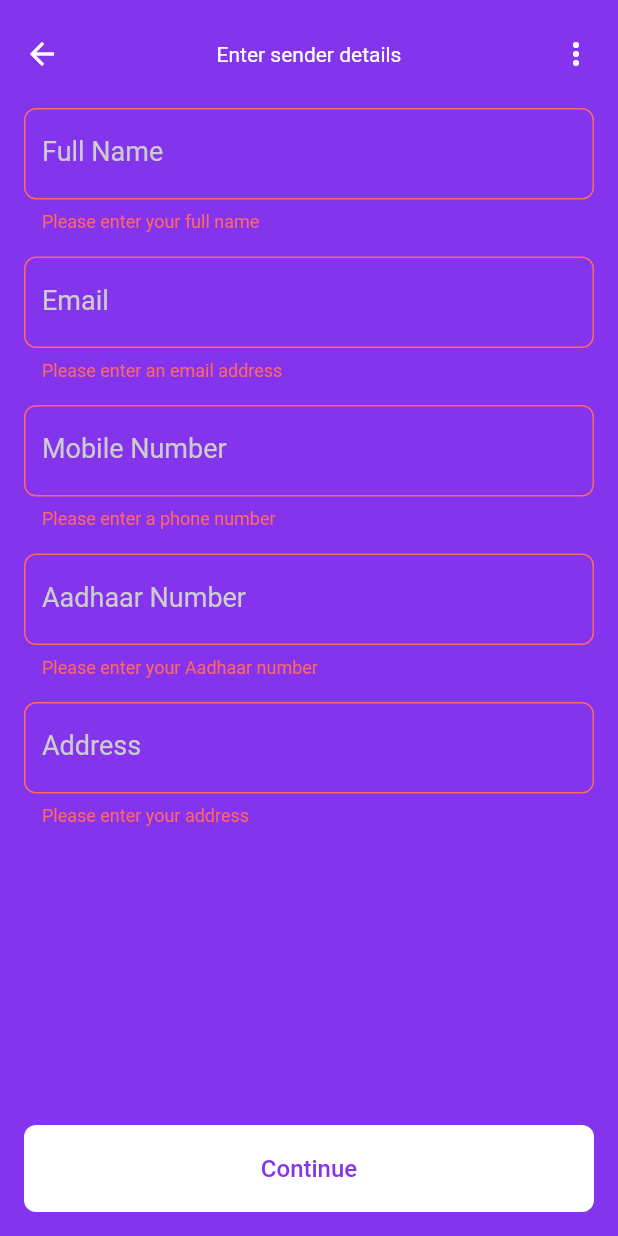
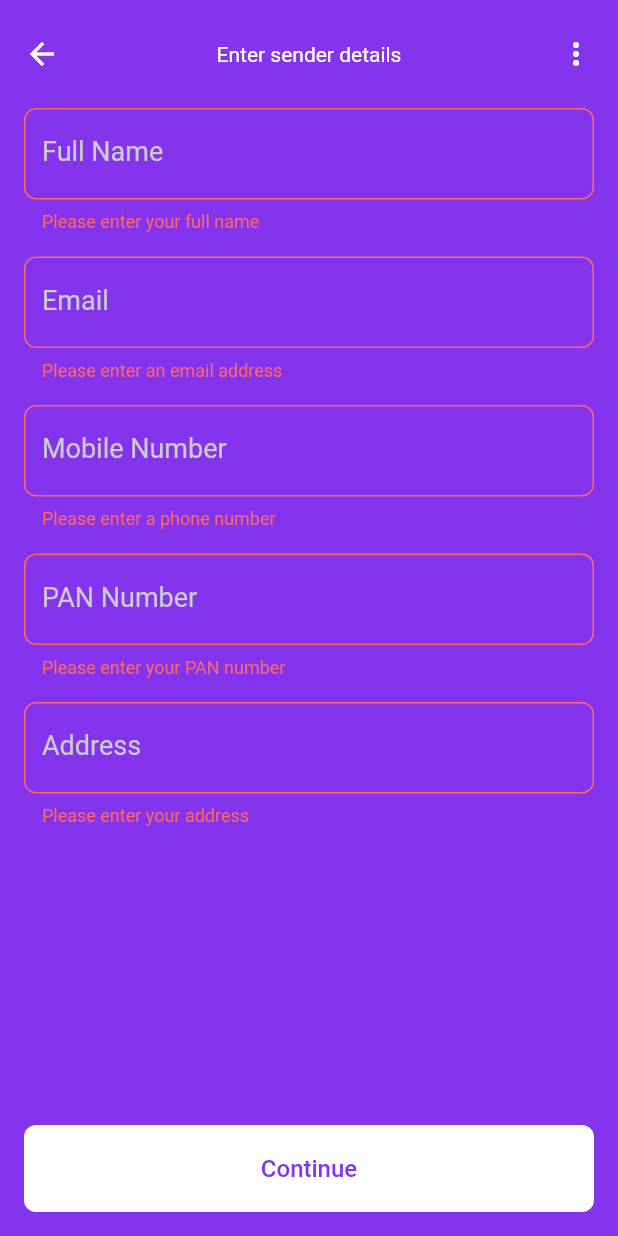
Before and after one commit to singhpratham72/tua, a Flutter app: the SenderDetailsScreen screen opened directly, after a tap on "Continue", on a phone screen of 412 x 824 dp. Run offline on Flutter 3.47's test engine with Material 2 defaults, Android fonts, the phone set to English and light mode, and no system bars; our stand-ins replace dio, flutter_bloc, google_fonts; missing offline and left inert: animation_wrappers; Roboto replaces fonts that are missing (Ubuntu); statements that could not run were skipped.

Commit message:
Change Aadhaar to PAN and add PAN input validation

```diff
--- a/lib/screens/sender_details_screen.dart
+++ b/lib/screens/sender_details_screen.dart
@@ -50,22 +50,21 @@ class _SenderDetailsScreenState extends State<SenderDetailsScreen> {
     if (value?.isEmpty ?? true) {
       return 'Please enter a phone number';
     }
-    final cleanPhoneNumber = value?.replaceAll(RegExp(r'[^0-9]'), '');
 
-    if (cleanPhoneNumber?.length != 10) {
+    if (value?.length != 10) {
       return 'Please enter a 10-digit phone number';
     }
     return null;
   }
 
-  String? _validateAadhaarNumber(String? value) {
+  String? _validatePANNumber(String? value) {
     if (value?.isEmpty ?? true) {
-      return 'Please enter your Aadhaar number';
+      return 'Please enter your PAN number';
     }
-    final cleanPhoneNumber = value?.replaceAll(RegExp(r'[^0-9]'), '');
+    final panRegex = RegExp(r'[A-Z]{3}[PCHABGJLFT]{1}[A-Z]{1}[0-9]{4}[A-Z]{1}');
 
-    if (cleanPhoneNumber?.length != 12) {
-      return 'Please enter your 12-digit Aadhaar number';
+    if (value?.length != 10 || !panRegex.hasMatch(value ?? '')) {
+      return 'Please enter a valid 10-digit PAN number';
     }
     return null;
   }
@@ -118,6 +117,7 @@ class _SenderDetailsScreenState extends State<SenderDetailsScreen> {
                     DefaultTextInput(
                       labelText: 'Full Name',
                       controller: _nameController,
+                      textCapitalization: TextCapitalization.words,
                       keyboardType: TextInputType.name,
                       validator: (String? value) {
                         if (value?.isEmpty ?? true) {
@@ -141,16 +141,20 @@ class _SenderDetailsScreenState extends State<SenderDetailsScreen> {
                       inputFormatters: [FilteringTextInputFormatter.digitsOnly],
                     ),
                     DefaultTextInput(
-                      labelText: 'Aadhaar Number',
+                      labelText: 'PAN Number',
                       controller: _idNumberController,
-                      keyboardType: TextInputType.number,
-                      validator: _validateAadhaarNumber,
-                      maxLength: 12,
-                      inputFormatters: [FilteringTextInputFormatter.digitsOnly],
+                      keyboardType: TextInputType.text,
+                      textCapitalization: TextCapitalization.characters,
+                      validator: _validatePANNumber,
+                      inputFormatters: [
+                        FilteringTextInputFormatter.allow(RegExp('[A-Z0-9]'))
+                      ],
+                      maxLength: 10,
                     ),
                     DefaultTextInput(
                       labelText: 'Address',
                       controller: _addressController,
+                      textCapitalization: TextCapitalization.words,
                       keyboardType: TextInputType.streetAddress,
                       validator: (String? value) {
                         if (value?.isEmpty ?? true) {
--- a/lib/widgets/default_text_input.dart
+++ b/lib/widgets/default_text_input.dart
@@ -15,7 +15,8 @@ class DefaultTextInput extends StatelessWidget {
       this.onTap,
       this.readOnly = false,
       this.validator,
-      this.inputFormatters})
+      this.inputFormatters,
+      this.textCapitalization})
       : super(key: key);
 
   final TextEditingController controller;
@@ -28,6 +29,7 @@ class DefaultTextInput extends StatelessWidget {
   final bool readOnly;
   final String? Function(String?)? validator;
   final List<TextInputFormatter>? inputFormatters;
+  final TextCapitalization? textCapitalization;
   @override
   Widget build(BuildContext context) {
     return Padding(
@@ -44,6 +46,7 @@ class DefaultTextInput extends StatelessWidget {
         maxLines: maxLines,
         maxLength: maxLength,
         maxLengthEnforcement: MaxLengthEnforcement.enforced,
+        textCapitalization: textCapitalization ?? TextCapitalization.none,
         autocorrect: false,
         controller: controller,
         obscureText: obscureText,
```
